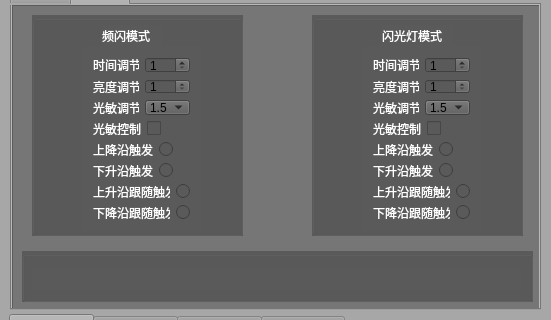
Above: LedControl/ControllerUI/mainwindow.ui from Anne081031/WinParkUI before the change; both pictures show x 0 to 551 and y 121 to 441 of the 551 by 673 pixel window. Below: the same form after it.
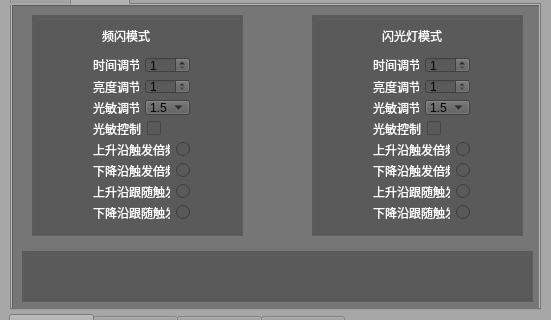
That is the form after the change. The open tabs and pages were chosen to show the change. Icons and pictures are not drawn.

What changed in the file:
```diff
--- a/LedControl/ControllerUI/mainwindow.ui
+++ b/LedControl/ControllerUI/mainwindow.ui
@@ -972,7 +972,7 @@
               <string notr="true">color: rgb(255, 255, 255);</string>
              </property>
              <property name="text">
-              <string>上降沿触发</string>
+              <string>上升沿触发倍频</string>
              </property>
             </widget>
            </item>
@@ -993,7 +993,7 @@
               <string notr="true">color: rgb(255, 255, 255);</string>
              </property>
              <property name="text">
-              <string>下升沿触发</string>
+              <string>下降沿触发倍频</string>
              </property>
             </widget>
            </item>
@@ -1232,7 +1232,7 @@
               <string notr="true">color: rgb(255, 255, 255);</string>
              </property>
              <property name="text">
-              <string>上降沿触发</string>
+              <string>上升沿触发倍频</string>
              </property>
             </widget>
            </item>
@@ -1253,7 +1253,7 @@
               <string notr="true">color: rgb(255, 255, 255);</string>
              </property>
              <property name="text">
-              <string>下升沿触发</string>
+              <string>下降沿触发倍频</string>
              </property>
             </widget>
            </item>
```
Left out of the diff: 5 changed lines with no effect on the pictures.
